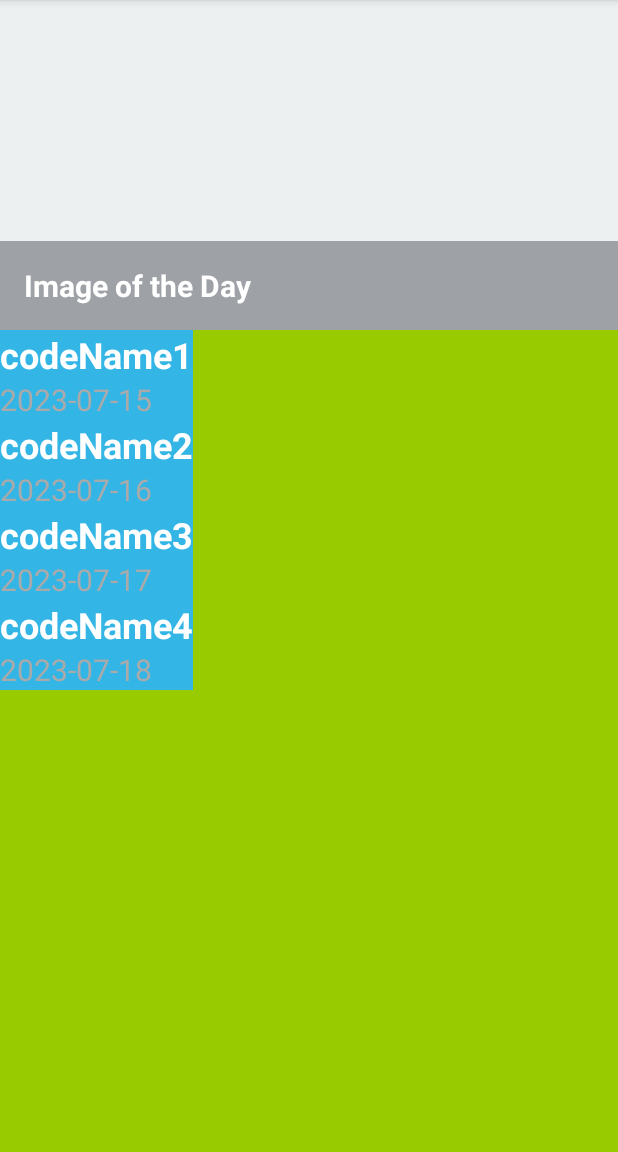
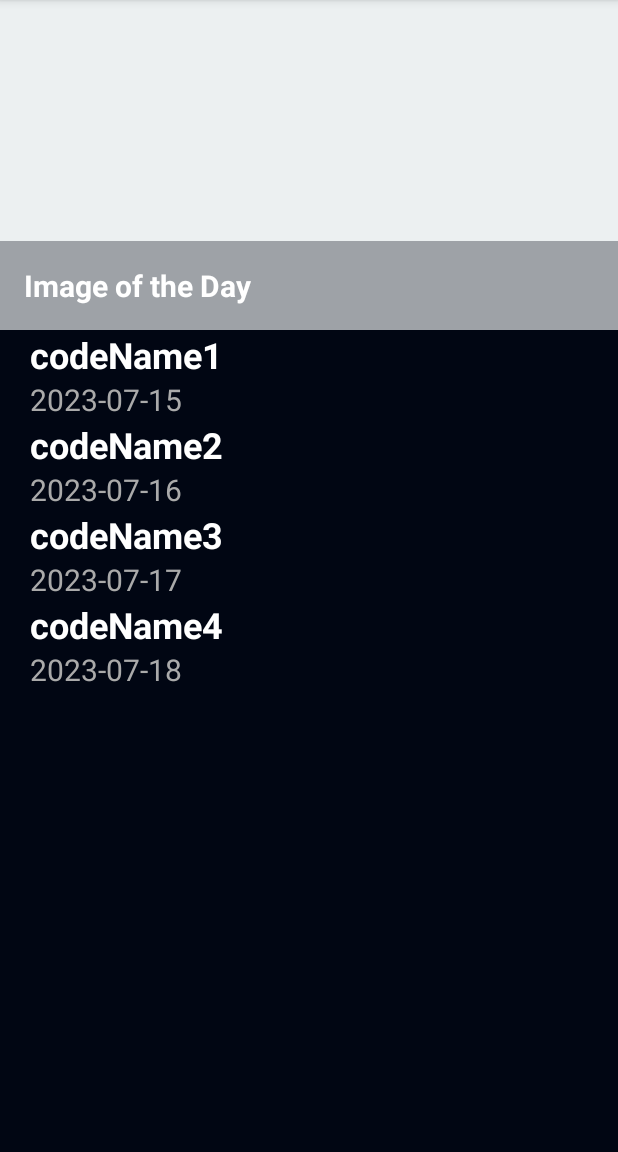
Before and after one commit to wade-profe/UdacityNanodegree_AsteroidRadar, an Android app: the screen it shows after launch (MainActivity), on a phone screen of 412 x 824 dp, the part 84-1236 px from its top. Run offline under Robolectric (Android 15) with nearby library versions, the phone set to English and light mode, and no system bars; our stand-ins replace data binding; 1 statement that could not run was skipped.

Commit message:
Fix for squashed list item layout

```diff
--- a/app/src/main/java/com/udacity/asteroidradar/main/AsteroidListAdapter.kt
+++ b/app/src/main/java/com/udacity/asteroidradar/main/AsteroidListAdapter.kt
@@ -30,7 +30,7 @@ class AsteroidListAdapter: ListAdapter<Asteroid, AsteroidListAdapter.ViewHolder>
     }
 
     override fun onCreateViewHolder(parent: ViewGroup, viewType: Int): ViewHolder {
-        return ViewHolder(AsteroidListItemBinding.inflate(LayoutInflater.from(parent.context)))
+        return ViewHolder(AsteroidListItemBinding.inflate(LayoutInflater.from(parent.context), parent, false))
     }
 
     override fun onBindViewHolder(holder: ViewHolder, position: Int) {
--- a/app/src/main/res/layout/asteroid_list_item.xml
+++ b/app/src/main/res/layout/asteroid_list_item.xml
@@ -15,7 +15,7 @@
         android:id="@+id/list_item"
         android:layout_width="match_parent"
         android:layout_height="wrap_content"
-        android:background="@android:color/holo_blue_light">
+        android:background="@color/app_background">
 
         <TextView
             android:id="@+id/asteroid_codename"
@@ -26,6 +26,7 @@
             android:textStyle="bold"
             android:textColor="@android:color/white"
             android:textSize="24sp"
+            android:layout_marginStart="20dp"
             tools:text="68347 (2001 KB67)"
             android:text="@{asteroid.codename}"
             />
@@ -38,6 +39,8 @@
             app:layout_constraintLeft_toLeftOf="parent"
             tools:text="2020-02-08"
             android:textSize="20sp"
+            android:layout_marginStart="20dp"
+
             android:textColor="@android:color/darker_gray"
             android:text="@{asteroid.closeApproachDate}"
             />
--- a/app/src/main/res/layout/fragment_main.xml
+++ b/app/src/main/res/layout/fragment_main.xml
@@ -46,7 +46,7 @@
 
         <androidx.recyclerview.widget.RecyclerView
             android:id="@+id/asteroid_recycler"
-            android:background="@android:color/holo_green_light"
+            android:background="@color/app_background"
             android:layout_width="0dp"
             android:layout_height="0dp"
             app:layoutManager="androidx.recyclerview.widget.LinearLayoutManager"
```
